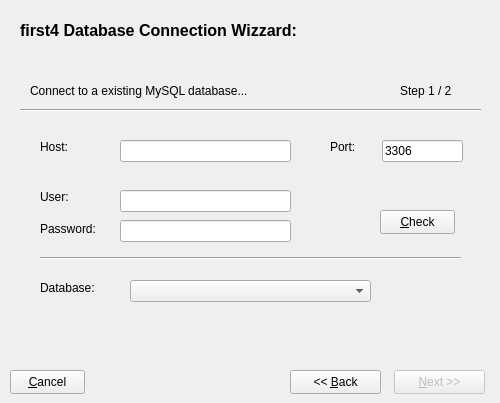
Before: the Qt Designer form trunk/ui/dbwizzardfrm.ui in BackupTheBerlios/first4-svn, drawn with Qt 5.
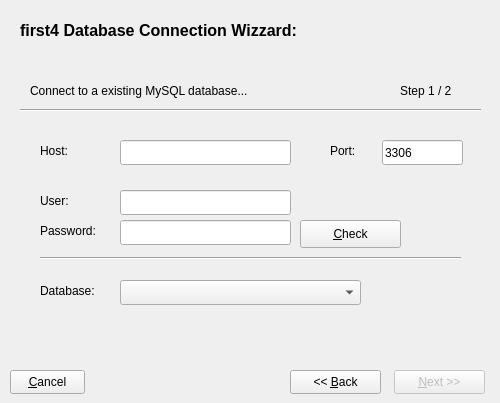
After: the same form once the commit is applied. The open tabs and pages were chosen to show the change. Icons and pictures are not drawn.

```diff
--- a/trunk/ui/dbwizzardfrm.ui
+++ b/trunk/ui/dbwizzardfrm.ui
@@ -234,8 +234,8 @@
       <rect>
        <x>20</x>
        <y>220</y>
-       <width>61</width>
-       <height>16</height>
+       <width>71</width>
+       <height>21</height>
       </rect>
      </property>
      <property name="text" >
@@ -245,10 +245,10 @@
     <widget class="QComboBox" name="cmbexdb" >
      <property name="geometry" >
       <rect>
-       <x>110</x>
+       <x>100</x>
        <y>220</y>
        <width>241</width>
-       <height>22</height>
+       <height>25</height>
       </rect>
      </property>
     </widget>
@@ -257,8 +257,8 @@
       <rect>
        <x>20</x>
        <y>80</y>
-       <width>46</width>
-       <height>14</height>
+       <width>71</width>
+       <height>21</height>
       </rect>
      </property>
      <property name="text" >
@@ -271,7 +271,7 @@
        <x>100</x>
        <y>80</y>
        <width>171</width>
-       <height>22</height>
+       <height>25</height>
       </rect>
      </property>
     </widget>
@@ -281,7 +281,7 @@
        <x>310</x>
        <y>80</y>
        <width>46</width>
-       <height>14</height>
+       <height>21</height>
       </rect>
      </property>
      <property name="text" >
@@ -294,7 +294,7 @@
        <x>362</x>
        <y>80</y>
        <width>81</width>
-       <height>22</height>
+       <height>25</height>
       </rect>
      </property>
      <property name="text" >
@@ -306,8 +306,8 @@
       <rect>
        <x>20</x>
        <y>130</y>
-       <width>46</width>
-       <height>14</height>
+       <width>71</width>
+       <height>21</height>
       </rect>
      </property>
      <property name="text" >
@@ -320,7 +320,7 @@
        <x>100</x>
        <y>130</y>
        <width>171</width>
-       <height>22</height>
+       <height>25</height>
       </rect>
      </property>
     </widget>
@@ -329,8 +329,8 @@
       <rect>
        <x>20</x>
        <y>160</y>
-       <width>63</width>
-       <height>18</height>
+       <width>71</width>
+       <height>21</height>
       </rect>
      </property>
      <property name="text" >
@@ -343,7 +343,7 @@
        <x>100</x>
        <y>160</y>
        <width>171</width>
-       <height>22</height>
+       <height>25</height>
       </rect>
      </property>
      <property name="echoMode" >
@@ -353,10 +353,10 @@
     <widget class="QPushButton" name="btncheckdb" >
      <property name="geometry" >
       <rect>
-       <x>360</x>
-       <y>150</y>
-       <width>75</width>
-       <height>24</height>
+       <x>280</x>
+       <y>160</y>
+       <width>101</width>
+       <height>28</height>
       </rect>
      </property>
      <property name="text" >
```
Left out of the diff: 94 changed lines with no effect on the pictures.
